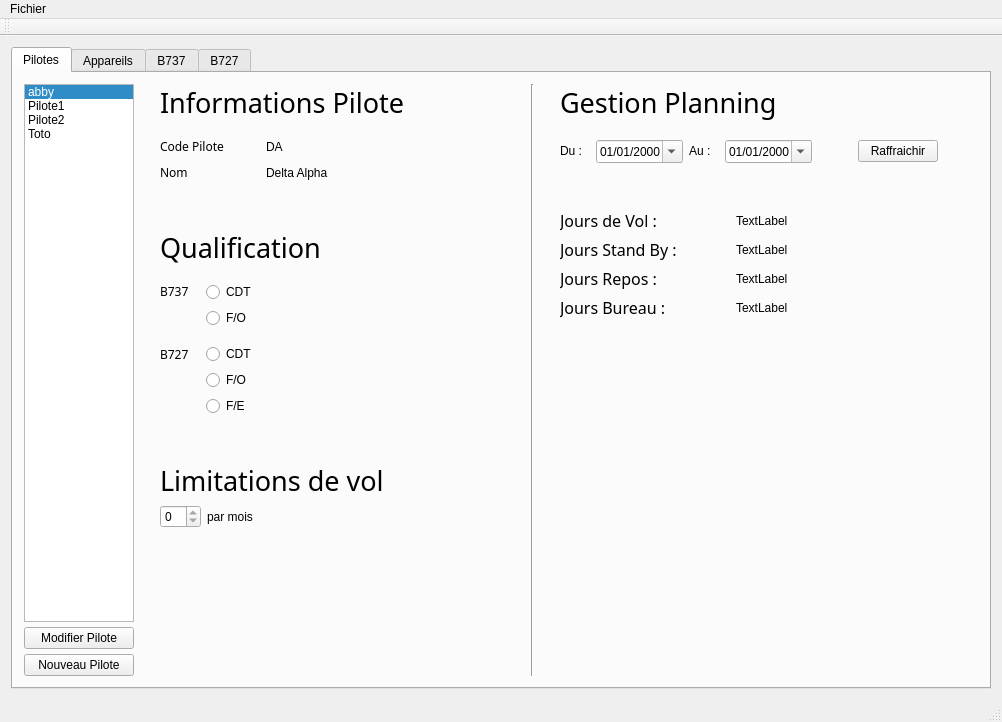
This is crispy_chainsaw/mainwindow.ui in ViryBe/crispy_chainsaw as Qt 5 draws it before an edit. The edited form follows.
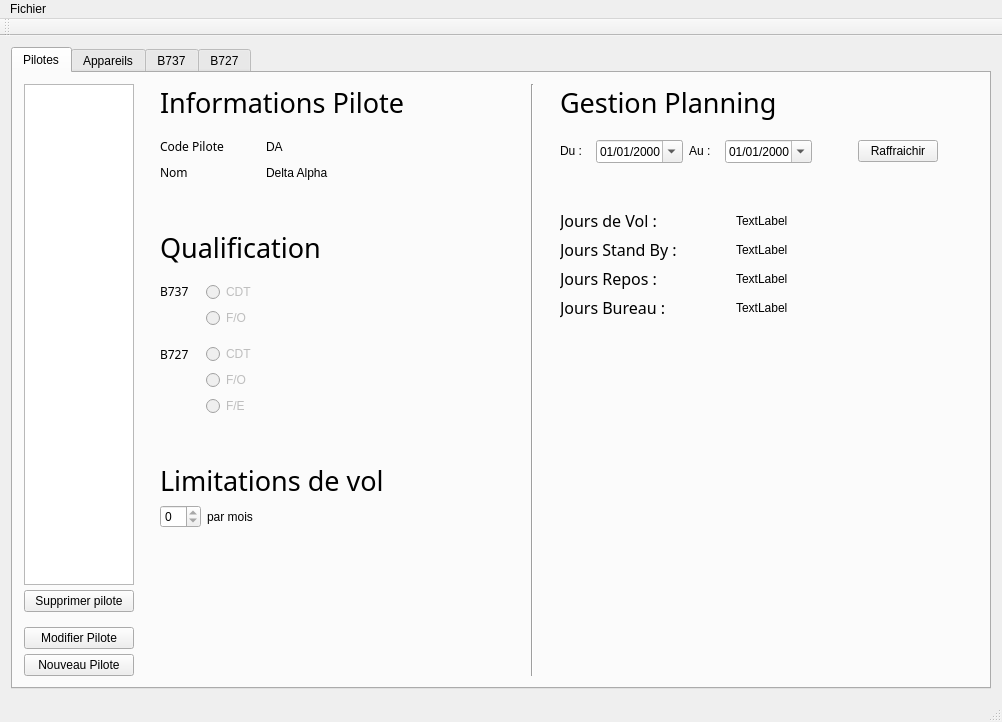
This is the edited form.

Commit message: (~) update Qdialog pilot

Diff of the .ui file:
```diff
--- a/crispy_chainsaw/mainwindow.ui
+++ b/crispy_chainsaw/mainwindow.ui
@@ -60,33 +60,48 @@
              <bool>false</bool>
             </property>
             <property name="currentRow">
-             <number>0</number>
+             <number>-1</number>
             </property>
             <property name="sortingEnabled">
              <bool>true</bool>
             </property>
-            <item>
-             <property name="text">
-              <string>abby</string>
-             </property>
-            </item>
-            <item>
-             <property name="text">
-              <string>Pilote1</string>
-             </property>
-            </item>
-            <item>
-             <property name="text">
-              <string>Pilote2</string>
-             </property>
-            </item>
-            <item>
-             <property name="text">
-              <string>Toto</string>
-             </property>
-            </item>
            </widget>
           </item>
+          <item>
+           <widget class="QPushButton" name="pilotDelete">
+            <property name="sizePolicy">
+             <sizepolicy hsizetype="Fixed" vsizetype="Fixed">
+              <horstretch>0</horstretch>
+              <verstretch>0</verstretch>
+             </sizepolicy>
+            </property>
+            <property name="minimumSize">
+             <size>
+              <width>110</width>
+              <height>0</height>
+             </size>
+            </property>
+            <property name="text">
+             <string>Supprimer pilote</string>
+            </property>
+           </widget>
+          </item>
+          <item>
+           <spacer name="verticalSpacer_13">
+            <property name="orientation">
+             <enum>Qt::Vertical</enum>
+            </property>
+            <property name="sizeType">
+             <enum>QSizePolicy::Fixed</enum>
+            </property>
+            <property name="sizeHint" stdset="0">
+             <size>
+              <width>20</width>
+              <height>10</height>
+             </size>
+            </property>
+           </spacer>
+          </item>
           <item>
            <widget class="QPushButton" name="pilotManage">
             <property name="minimumSize">
@@ -412,6 +427,9 @@
               </item>
               <item row="1" column="1">
                <widget class="QRadioButton" name="B737FO">
+                <property name="enabled">
+                 <bool>false</bool>
+                </property>
                 <property name="sizePolicy">
                  <sizepolicy hsizetype="Expanding" vsizetype="Fixed">
                   <horstretch>0</horstretch>
@@ -422,12 +440,15 @@
                  <string>F/O</string>
                 </property>
                 <property name="checkable">
-                 <bool>false</bool>
+                 <bool>true</bool>
                 </property>
                </widget>
               </item>
               <item row="0" column="1">
                <widget class="QRadioButton" name="B737Cdt">
+                <property name="enabled">
+                 <bool>false</bool>
+                </property>
                 <property name="sizePolicy">
                  <sizepolicy hsizetype="Expanding" vsizetype="Fixed">
                   <horstretch>0</horstretch>
@@ -438,7 +459,7 @@
                  <string>CDT</string>
                 </property>
                 <property name="checkable">
-                 <bool>false</bool>
+                 <bool>true</bool>
                 </property>
                </widget>
               </item>
@@ -526,6 +547,9 @@
               </item>
               <item row="0" column="1">
                <widget class="QRadioButton" name="B727Cdt">
+                <property name="enabled">
+                 <bool>false</bool>
+                </property>
                 <property name="sizePolicy">
                  <sizepolicy hsizetype="Expanding" vsizetype="Fixed">
                   <horstretch>0</horstretch>
@@ -536,12 +560,18 @@
                  <string>CDT</string>
                 </property>
                 <property name="checkable">
+                 <bool>true</bool>
+                </property>
+                <property name="checked">
                  <bool>false</bool>
                 </property>
                </widget>
               </item>
               <item row="1" column="1">
                <widget class="QRadioButton" name="B727FO">
+                <property name="enabled">
+                 <bool>false</bool>
+                </property>
                 <property name="sizePolicy">
                  <sizepolicy hsizetype="Expanding" vsizetype="Fixed">
                   <horstretch>0</horstretch>
@@ -552,12 +582,15 @@
                  <string>F/O</string>
                 </property>
                 <property name="checkable">
-                 <bool>false</bool>
+                 <bool>true</bool>
                 </property>
                </widget>
               </item>
               <item row="2" column="1">
                <widget class="QRadioButton" name="B727FE">
+                <property name="enabled">
+                 <bool>false</bool>
+                </property>
                 <property name="sizePolicy">
                  <sizepolicy hsizetype="Expanding" vsizetype="Fixed">
                   <horstretch>0</horstretch>
@@ -568,7 +601,7 @@
                  <string>F/E</string>
                 </property>
                 <property name="checkable">
-                 <bool>false</bool>
+                 <bool>true</bool>
                 </property>
                </widget>
               </item>
```
The commit also changes 4 other files.
